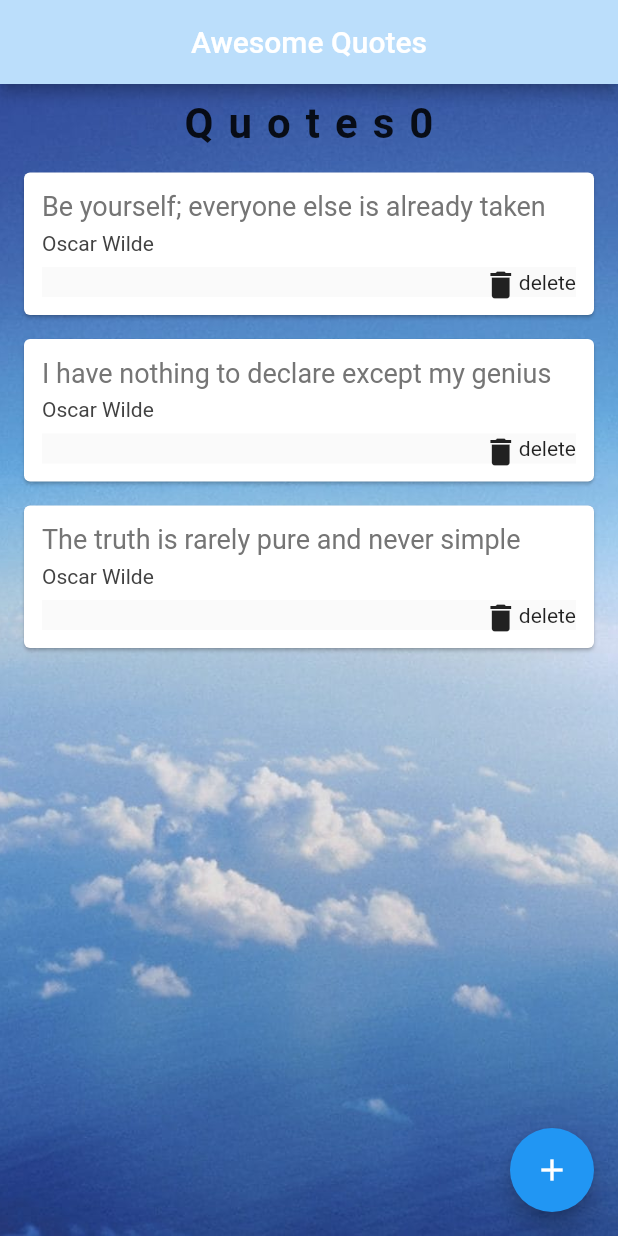
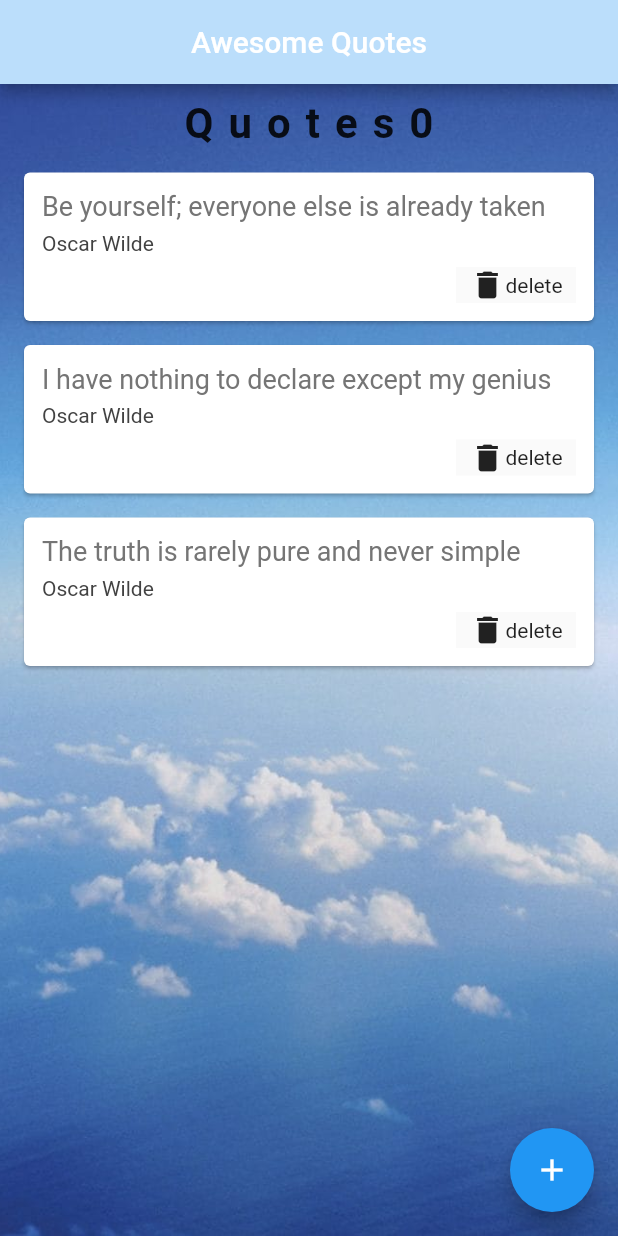
Before and after one commit to flora0110/flutter_practice, a Flutter app: the screen it shows after launch, on a phone screen of 412 x 824 dp. Run offline on Flutter 3.47's test engine with Material 2 defaults, Android fonts, the light colour scheme and no system bars.

Commit message:
new delete button

```diff
--- a/quote_test/lib/quote_card.dart
+++ b/quote_test/lib/quote_card.dart
@@ -10,7 +10,10 @@ class QuoteCard extends StatelessWidget {
         margin: const EdgeInsets.fromLTRB(16.0, 16.0, 16.0, 0),
         child: Padding(
           padding: const EdgeInsets.all(12.0),
-          child: Column(
+          child : Column(
+            crossAxisAlignment: CrossAxisAlignment.end,
+            children : <Widget>[
+              Column(
               crossAxisAlignment: CrossAxisAlignment.stretch,//對其方式:佔滿縱向
               children: <Widget>[
                 Text(
@@ -29,18 +32,19 @@ class QuoteCard extends StatelessWidget {
                   ),
                 ),
                 SizedBox(height: 8.0,),
-
+              ],
+              ),
               SizedBox(
-                width : 20,
-                height : 20,
+                width: 80,
+                //size: Size(56, 56),
+                //height : 20,
                 // child: ClipRect(
                 child: Material(
-
                   child: InkWell(
                     onTap: delete,
                     child :
                     Row(
-                        mainAxisAlignment : MainAxisAlignment.end,
+                      mainAxisAlignment : MainAxisAlignment.center,
                       children: <Widget>[
                         Icon(Icons.delete), // icon
                         Text("delete"), // text
@@ -51,8 +55,7 @@ class QuoteCard extends StatelessWidget {
               ),
             ],
             ),
-
-        )
+          ),
         );
   }
 }
```
Lines whose indentation alone changed are shown as unchanged.
